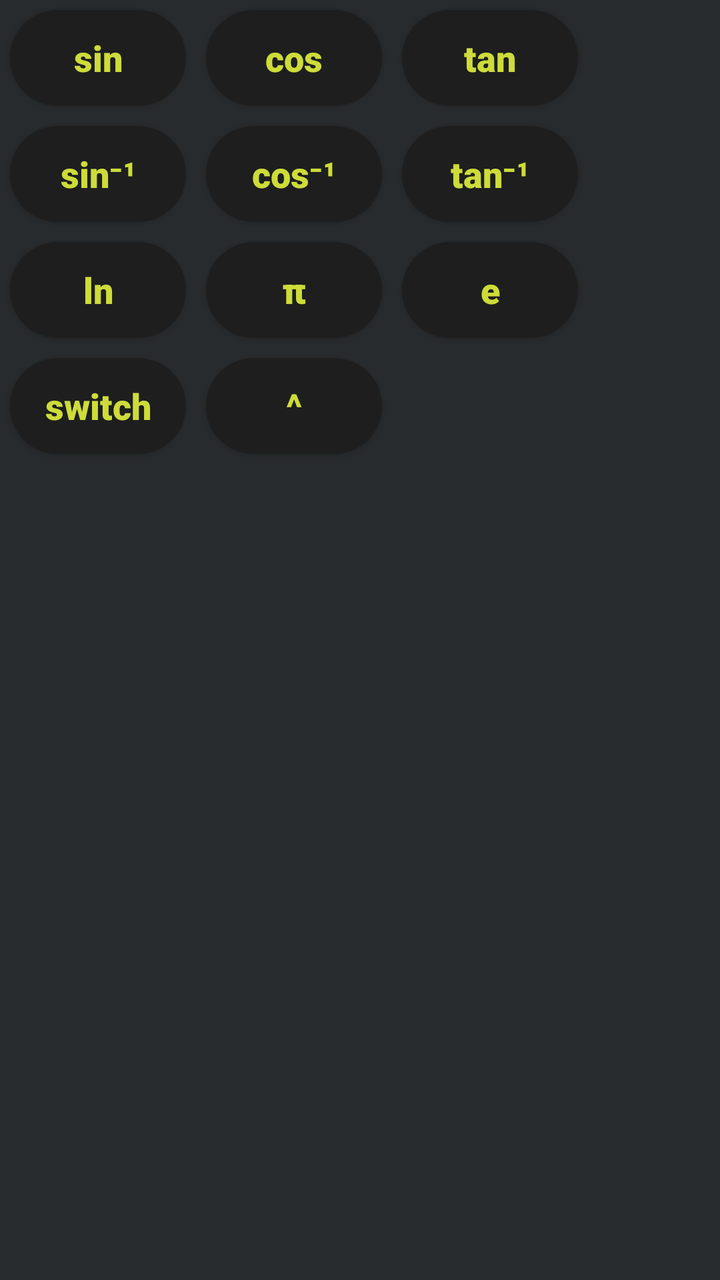
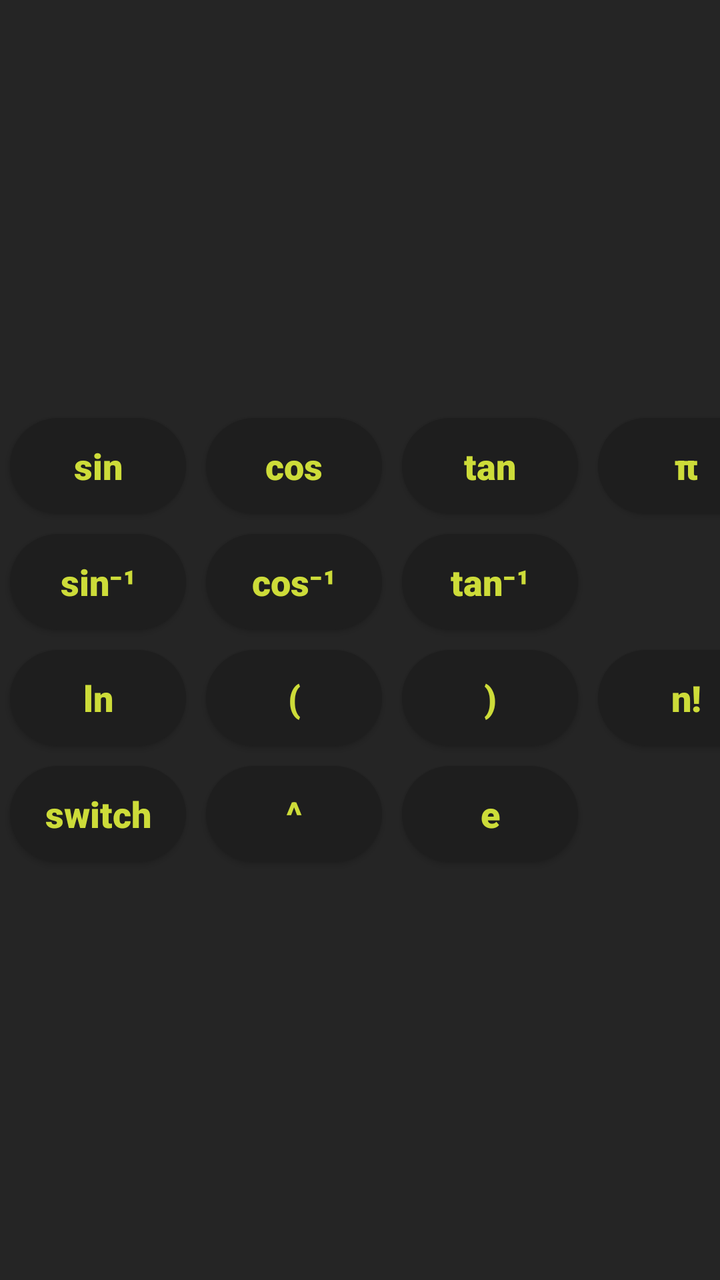

Two renders of the same Android screen: before a commit and after it. Below are the layout's source before the change and the commit's diff.
<!-- AndroidManifest.xml: application theme Theme.PhysicsMate -->
<!-- res/layout/custom_keyboard2.xml -->
<?xml version="1.0" encoding="utf-8"?>
<GridLayout
        xmlns:android="http://schemas.android.com/apk/res/android"
        android:layout_width="wrap_content"
        android:layout_height="wrap_content">

    <androidx.appcompat.widget.AppCompatButton
            android:id="@+id/button_sin"
            style="@style/custom_button_enabled_keyboard"
            android:text="sin"
            android:fontFamily="sans-serif-black"
            android:layout_row="0"
            android:layout_column="0"/>

    <androidx.appcompat.widget.AppCompatButton
            android:id="@+id/button_cos"
            style="@style/custom_button_enabled_keyboard"
            android:text="cos"
            android:fontFamily="sans-serif-black"
            android:layout_row="0"
            android:layout_column="1"/>

    <androidx.appcompat.widget.AppCompatButton
            android:id="@+id/button_tan"
            style="@style/custom_button_enabled_keyboard"
            android:text="tan"
            android:fontFamily="sans-serif-black"
            android:layout_row="0"
            android:layout_column="2"/>

    <androidx.appcompat.widget.AppCompatButton
            android:id="@+id/button_arcsin"
            style="@style/custom_button_enabled_keyboard"
            android:text="sin⁻¹"
            android:fontFamily="sans-serif-black"
            android:layout_row="1"
            android:layout_column="0"/>

    <androidx.appcompat.widget.AppCompatButton
            android:id="@+id/button_arccos"
            style="@style/custom_button_enabled_keyboard"
            android:text="cos⁻¹"
            android:fontFamily="sans-serif-black"
            android:layout_row="1"
            android:layout_column="1"/>

    <androidx.appcompat.widget.AppCompatButton
            android:id="@+id/button_arctan"
            style="@style/custom_button_enabled_keyboard"
            android:text="tan⁻¹"
            android:fontFamily="sans-serif-black"
            android:layout_row="1"
            android:layout_column="2"/>

    <androidx.appcompat.widget.AppCompatButton
            android:id="@+id/button_log"
            style="@style/custom_button_enabled_keyboard"
            android:text="ln"
            android:fontFamily="sans-serif-black"
            android:layout_row="2"
            android:layout_column="0"/>

    <androidx.appcompat.widget.AppCompatButton
            android:id="@+id/button_pi"
            style="@style/custom_button_enabled_keyboard"
            android:text="π"
            android:fontFamily="sans-serif-black"
            android:layout_row="2"
            android:layout_column="1"/>

    <androidx.appcompat.widget.AppCompatButton
            android:id="@+id/button_e"
            style="@style/custom_button_enabled_keyboard"
            android:text="e"
            android:fontFamily="sans-serif-black"
            android:layout_row="2"
            android:layout_column="2"/>

    <androidx.appcompat.widget.AppCompatButton
            android:id="@+id/button_switch"
            style="@style/custom_button_enabled_keyboard"
            android:text="switch"
            android:fontFamily="sans-serif-black"
            android:layout_row="3"
            android:layout_column="0"/>

    <androidx.appcompat.widget.AppCompatButton
            android:id="@+id/button_power"
            style="@style/custom_button_enabled_keyboard"
            android:text="^"
            android:fontFamily="sans-serif-black"
            android:layout_row="3"
            android:layout_column="1"/>


</GridLayout>
<!-- resources referenced by this layout -->
<resources>
  <!-- drawable black_glass_btn (drawable) -->
  <selector xmlns:android="http://schemas.android.com/apk/res/android">
      <item android:state_pressed="true">
          <shape android:shape="rectangle">
              <solid android:color="#191919" /> 
              <corners android:radius="25dp" />
          </shape>
      </item>
  
      <item android:state_pressed="false">
          <layer-list>
              
              <item android:top="0dp" android:left="0dp"
                    android:right="0dp" android:bottom="0dp">
                  <shape android:shape="rectangle">
                      <solid android:color="#1E1E1E" /> 
                      <corners android:radius="25dp" />
                  </shape>
              </item>
              
              <item android:top="0dp" android:left="0dp" android:right="0dp" android:bottom="250dp">
                  <shape android:shape="rectangle">
                      <solid android:color="#434343" /> 
                      <corners android:topLeftRadius="25dp" android:topRightRadius="25dp" />
                  </shape>
              </item>
          </layer-list>
      </item>
  </selector>
  <color name="yellow_num_answer">#CDDC39</color>
  <color name="colorPrimary">#3F51B5</color>
  <color name="colorPrimaryVariant">#303F9F</color>
  <color name="white_color_on_primary">#FFFFFF</color>
  <color name="grey_disable">#AEAEAE</color>
  <!-- drawable empty (drawable) -->
  <?xml version="1.0" encoding="utf-8"?>
  <selector xmlns:android="http://schemas.android.com/apk/res/android">
      <item>
          <shape android:shape="rectangle">
              <solid android:color="@color/app_bg" />
              <stroke android:width="2.5dp" android:color="@color/app_bg" />
              <corners android:radius="25dp" />
          </shape>
      </item>
  </selector>
  <color name="app_bg">#282b2d</color>
  <color name="colorOnSecondary">#FF000000</color>
  <style name="custom_checkBox" parent="Widget.AppCompat.CompoundButton.CheckBox">
          <item name="android:layout_width">wrap_content</item>
          <item name="android:layout_height">wrap_content</item>
          <item name="android:layout_marginTop">15dp</item>
          <item name="android:layout_marginEnd">15dp</item>
          <item name="android:layout_marginBottom">15dp</item>
          <item name="android:fontFamily">@font/sans_bold</item>
          <item name="android:gravity">center</item>
          <item name="android:text">acceleration "a"</item>
          <item name="android:textAllCaps">true</item>
          <item name="android:textColor">@color/yellow_num_answer</item>
          <item name="android:textSize">15sp</item>
          <item name="buttonTint">@color/yellow_num_answer</item>
      </style>
  <style name="CustomActivityAnimation" parent="@android:style/Animation.Activity">
          <item name="android:activityOpenEnterAnimation">@anim/slide_in_right</item>
          <item name="android:activityOpenExitAnimation">@anim/slide_out_left</item>
          <item name="android:activityCloseEnterAnimation">@anim/slide_in_left</item>
          <item name="android:activityCloseExitAnimation">@anim/slide_out_right</item>
      </style>
  <!-- drawable dynamic_text (drawable) -->
  <?xml version="1.0" encoding="utf-8"?>
  <selector xmlns:android="http://schemas.android.com/apk/res/android">
  
      <item android:state_pressed="true" android:color="@color/yellow_num_answer" android:fontFamily="@font/sans_bold"/>
      <item android:state_pressed="false" android:color="@color/app_bg" android:fontFamily="@font/sans_bold"/>
      <item android:state_enabled="false" android:color="@color/grey_disable" android:fontFamily="@font/sans_bold"/>
      <item android:fontFamily="@font/sans_bold" />
  </selector>
  <color name="text_question">#D1B093</color>
  <color name="text_hint">#A3A3A3</color>
  <!-- unchanged entries left out for length: 6 -->
</resources>

<!-- the commit's change to res/layout/custom_keyboard2.xml (unified diff, before → after) -->
@@ -1,96 +1,126 @@
 <?xml version="1.0" encoding="utf-8"?>
-<GridLayout
-        xmlns:android="http://schemas.android.com/apk/res/android"
-        android:layout_width="wrap_content"
-        android:layout_height="wrap_content">
+<LinearLayout xmlns:android="http://schemas.android.com/apk/res/android" android:layout_width="match_parent"
+              android:layout_height="wrap_content"
+              android:layout_gravity="bottom|center"
+              android:gravity="center"
+              android:background="@color/darker_grey">
 
-    <androidx.appcompat.widget.AppCompatButton
-            android:id="@+id/button_sin"
+    <GridLayout
+            android:layout_width="wrap_content"
+            android:layout_height="wrap_content">
+
+        <androidx.appcompat.widget.AppCompatButton
+                android:id="@+id/button_sin"
+                style="@style/custom_button_enabled_keyboard"
+                android:text="sin"
+                android:fontFamily="sans-serif-black"
+                android:layout_row="0"
+                android:layout_column="0"/>
+
+        <androidx.appcompat.widget.AppCompatButton
+                android:id="@+id/button_cos"
+                style="@style/custom_button_enabled_keyboard"
+                android:text="cos"
+                android:fontFamily="sans-serif-black"
+                android:layout_row="0"
+                android:layout_column="1"/>
+
+        <androidx.appcompat.widget.AppCompatButton
+                android:id="@+id/button_tan"
+                style="@style/custom_button_enabled_keyboard"
+                android:text="tan"
+                android:fontFamily="sans-serif-black"
+                android:layout_row="0"
+                android:layout_column="2"/>
+
+        <androidx.appcompat.widget.AppCompatButton
+                android:id="@+id/button_arcsin"
+                style="@style/custom_button_enabled_keyboard"
+                android:text="sin⁻¹"
+                android:fontFamily="sans-serif-black"
+                android:layout_row="1"
+                android:layout_column="0"/>
+
+        <androidx.appcompat.widget.AppCompatButton
+                android:id="@+id/button_arccos"
+                style="@style/custom_button_enabled_keyboard"
+                android:text="cos⁻¹"
+                android:fontFamily="sans-serif-black"
+                android:layout_row="1"
+                android:layout_column="1"/>
+
+        <androidx.appcompat.widget.AppCompatButton
+                android:id="@+id/button_arctan"
+                style="@style/custom_button_enabled_keyboard"
+                android:text="tan⁻¹"
+                android:fontFamily="sans-serif-black"
+                android:layout_row="1"
+                android:layout_column="2"/>
+
+        <androidx.appcompat.widget.AppCompatButton
+            android:id="@+id/button_factorial"
             style="@style/custom_button_enabled_keyboard"
-            android:text="sin"
-            android:fontFamily="sans-serif-black"
-            android:layout_row="0"
-            android:layout_column="0"/>
-
-    <androidx.appcompat.widget.AppCompatButton
-            android:id="@+id/button_cos"
-            style="@style/custom_button_enabled_keyboard"
-            android:text="cos"
-            android:fontFamily="sans-serif-black"
-            android:layout_row="0"
-            android:layout_column="1"/>
-
-    <androidx.appcompat.widget.AppCompatButton
-            android:id="@+id/button_tan"
-            style="@style/custom_button_enabled_keyboard"
-            android:text="tan"
-            android:fontFamily="sans-serif-black"
-            android:layout_row="0"
-            android:layout_column="2"/>
-
-    <androidx.appcompat.widget.AppCompatButton
-            android:id="@+id/button_arcsin"
-            style="@style/custom_button_enabled_keyboard"
-            android:text="sin⁻¹"
-            android:fontFamily="sans-serif-black"
-            android:layout_row="1"
-            android:layout_column="0"/>
-
-    <androidx.appcompat.widget.AppCompatButton
-            android:id="@+id/button_arccos"
-            style="@style/custom_button_enabled_keyboard"
-            android:text="cos⁻¹"
-            android:fontFamily="sans-serif-black"
-            android:layout_row="1"
-            android:layout_column="1"/>
-
-    <androidx.appcompat.widget.AppCompatButton
-            android:id="@+id/button_arctan"
-            style="@style/custom_button_enabled_keyboard"
-            android:text="tan⁻¹"
-            android:fontFamily="sans-serif-black"
-            android:layout_row="1"
-            android:layout_column="2"/>
-
-    <androidx.appcompat.widget.AppCompatButton
-            android:id="@+id/button_log"
-            style="@style/custom_button_enabled_keyboard"
-            android:text="ln"
+            android:text="n!"
             android:fontFamily="sans-serif-black"
             android:layout_row="2"
-            android:layout_column="0"/>
+            android:layout_column="3"/>
 
-    <androidx.appcompat.widget.AppCompatButton
-            android:id="@+id/button_pi"
+        <androidx.appcompat.widget.AppCompatButton
+                android:id="@+id/button_log"
+                style="@style/custom_button_enabled_keyboard"
+                android:text="ln"
+                android:fontFamily="sans-serif-black"
+                android:layout_row="2"
+                android:layout_column="0"/>
+
+        <androidx.appcompat.widget.AppCompatButton
+            android:id="@+id/button_left_bracket"
             style="@style/custom_button_enabled_keyboard"
-            android:text="π"
+            android:text="("
             android:fontFamily="sans-serif-black"
             android:layout_row="2"
             android:layout_column="1"/>
 
-    <androidx.appcompat.widget.AppCompatButton
-            android:id="@+id/button_e"
+        <androidx.appcompat.widget.AppCompatButton
+            android:id="@+id/button_right_bracket"
             style="@style/custom_button_enabled_keyboard"
-            android:text="e"
+            android:text=")"
             android:fontFamily="sans-serif-black"
             android:layout_row="2"
             android:layout_column="2"/>
 
-    <androidx.appcompat.widget.AppCompatButton
-            android:id="@+id/button_switch"
-            style="@style/custom_button_enabled_keyboard"
-            android:text="switch"
-            android:fontFamily="sans-serif-black"
-            android:layout_row="3"
-            android:layout_column="0"/>
+        <androidx.appcompat.widget.AppCompatButton
+                android:id="@+id/button_pi"
+                style="@style/custom_button_enabled_keyboard"
+                android:text="π"
+                android:fontFamily="sans-serif-black"
+                android:layout_row="0"
+                android:layout_column="3"/>
 
-    <androidx.appcompat.widget.AppCompatButton
-            android:id="@+id/button_power"
-            style="@style/custom_button_enabled_keyboard"
-            android:text="^"
-            android:fontFamily="sans-serif-black"
-            android:layout_row="3"
-            android:layout_column="1"/>
+        <androidx.appcompat.widget.AppCompatButton
+                android:id="@+id/button_e"
+                style="@style/custom_button_enabled_keyboard"
+                android:text="e"
+                android:fontFamily="sans-serif-black"
+                android:layout_row="3"
+                android:layout_column="2"/>
+
+        <androidx.appcompat.widget.AppCompatButton
+                android:id="@+id/button_switch"
+                style="@style/custom_button_enabled_keyboard"
+                android:text="switch"
+                android:fontFamily="sans-serif-black"
+                android:layout_row="3"
+                android:layout_column="0"/>
+
+        <androidx.appcompat.widget.AppCompatButton
+                android:id="@+id/button_power"
+                style="@style/custom_button_enabled_keyboard"
+                android:text="^"
+                android:fontFamily="sans-serif-black"
+                android:layout_row="3"
+                android:layout_column="1"/>
 
 
-</GridLayout>
+    </GridLayout>
+</LinearLayout>
<!-- resource entries referenced after the edit -->
@@ -1,32 +1,21 @@
 <!-- resources referenced by this layout -->
 <resources>
+  <color name="darker_grey">#252525</color>
   <!-- drawable black_glass_btn (drawable) -->
   <selector xmlns:android="http://schemas.android.com/apk/res/android">
       <item android:state_pressed="true">
           <shape android:shape="rectangle">
-              <solid android:color="#191919" /> 
-              <corners android:radius="25dp" />
+              <solid android:color="#191919"/> 
+              <corners android:radius="25dp"/>
           </shape>
       </item>
   
       <item android:state_pressed="false">
-          <layer-list>
-              
-              <item android:top="0dp" android:left="0dp"
-                    android:right="0dp" android:bottom="0dp">
-                  <shape android:shape="rectangle">
-                      <solid android:color="#1E1E1E" /> 
-                      <corners android:radius="25dp" />
-                  </shape>
-              </item>
-              
-              <item android:top="0dp" android:left="0dp" android:right="0dp" android:bottom="250dp">
-                  <shape android:shape="rectangle">
-                      <solid android:color="#434343" /> 
-                      <corners android:topLeftRadius="25dp" android:topRightRadius="25dp" />
-                  </shape>
-              </item>
-          </layer-list>
+          <shape>
+              <size android:height="25dp"/>
+              <solid android:color="#1E1E1E"/> 
+              <corners android:radius="25dp"/>
+          </shape>
       </item>
   </selector>
   <color name="yellow_num_answer">#CDDC39</color>
